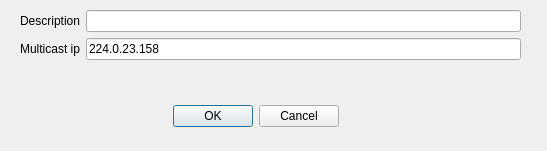
Qt form src/cdlgconnsettingsmulticast.ui (grodansparadis/vscp-works-qt) before a commit.
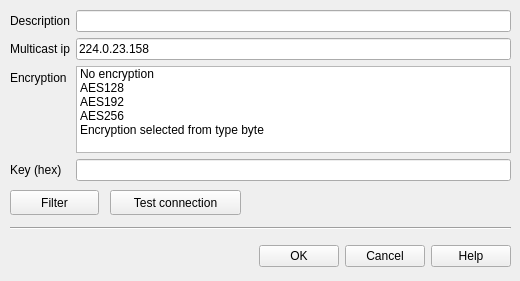
The same form after that commit.

Commit message: UDP client dialog fixed

```diff
--- a/src/cdlgconnsettingsmulticast.ui
+++ b/src/cdlgconnsettingsmulticast.ui
@@ -6,8 +6,8 @@
    <rect>
     <x>0</x>
     <y>0</y>
-    <width>547</width>
-    <height>151</height>
+    <width>520</width>
+    <height>281</height>
    </rect>
   </property>
   <property name="baseSize">
@@ -41,10 +41,10 @@
   <widget class="QWidget" name="formLayoutWidget">
    <property name="geometry">
     <rect>
-     <x>20</x>
+     <x>10</x>
      <y>10</y>
      <width>501</width>
-     <height>71</height>
+     <height>171</height>
     </rect>
    </property>
    <layout class="QFormLayout" name="formLayout">
@@ -88,8 +88,122 @@
       </property>
      </widget>
     </item>
+    <item row="2" column="0">
+     <widget class="QLabel" name="label_3">
+      <property name="text">
+       <string>Encryption</string>
+      </property>
+     </widget>
+    </item>
+    <item row="3" column="0">
+     <widget class="QLabel" name="label_4">
+      <property name="text">
+       <string>Key (hex)</string>
+      </property>
+     </widget>
+    </item>
+    <item row="2" column="1">
+     <widget class="QListWidget" name="listEncryption">
+      <property name="toolTip">
+       <string>Select encryption method</string>
+      </property>
+      <property name="currentRow">
+       <number>-1</number>
+      </property>
+      <item>
+       <property name="text">
+        <string>No encryption</string>
+       </property>
+      </item>
+      <item>
+       <property name="text">
+        <string>AES128</string>
+       </property>
+      </item>
+      <item>
+       <property name="text">
+        <string>AES192</string>
+       </property>
+      </item>
+      <item>
+       <property name="text">
+        <string>AES256</string>
+       </property>
+      </item>
+      <item>
+       <property name="text">
+        <string>Encryption selected from type byte</string>
+       </property>
+      </item>
+     </widget>
+    </item>
+    <item row="3" column="1">
+     <widget class="QLineEdit" name="editKey">
+      <property name="toolTip">
+       <string>Security key</string>
+      </property>
+     </widget>
+    </item>
    </layout>
   </widget>
+  <widget class="QDialogButtonBox" name="buttonBox_2">
+   <property name="geometry">
+    <rect>
+     <x>10</x>
+     <y>240</y>
+     <width>501</width>
+     <height>32</height>
+    </rect>
+   </property>
+   <property name="orientation">
+    <enum>Qt::Horizontal</enum>
+   </property>
+   <property name="standardButtons">
+    <set>QDialogButtonBox::Cancel|QDialogButtonBox::Help|QDialogButtonBox::Ok</set>
+   </property>
+   <property name="centerButtons">
+    <bool>false</bool>
+   </property>
+  </widget>
+  <widget class="QPushButton" name="btnSetFilter">
+   <property name="geometry">
+    <rect>
+     <x>10</x>
+     <y>190</y>
+     <width>89</width>
+     <height>25</height>
+    </rect>
+   </property>
+   <property name="text">
+    <string>Filter</string>
+   </property>
+  </widget>
+  <widget class="Line" name="line">
+   <property name="geometry">
+    <rect>
+     <x>10</x>
+     <y>220</y>
+     <width>501</width>
+     <height>16</height>
+    </rect>
+   </property>
+   <property name="orientation">
+    <enum>Qt::Horizontal</enum>
+   </property>
+  </widget>
+  <widget class="QPushButton" name="btnTestConnection">
+   <property name="geometry">
+    <rect>
+     <x>110</x>
+     <y>190</y>
+     <width>131</width>
+     <height>25</height>
+    </rect>
+   </property>
+   <property name="text">
+    <string>Test connection</string>
+   </property>
+  </widget>
  </widget>
  <resources/>
  <connections>
```
Left out of the diff: 6 changed lines with no effect on the pictures. The commit also changes 21 other files.
